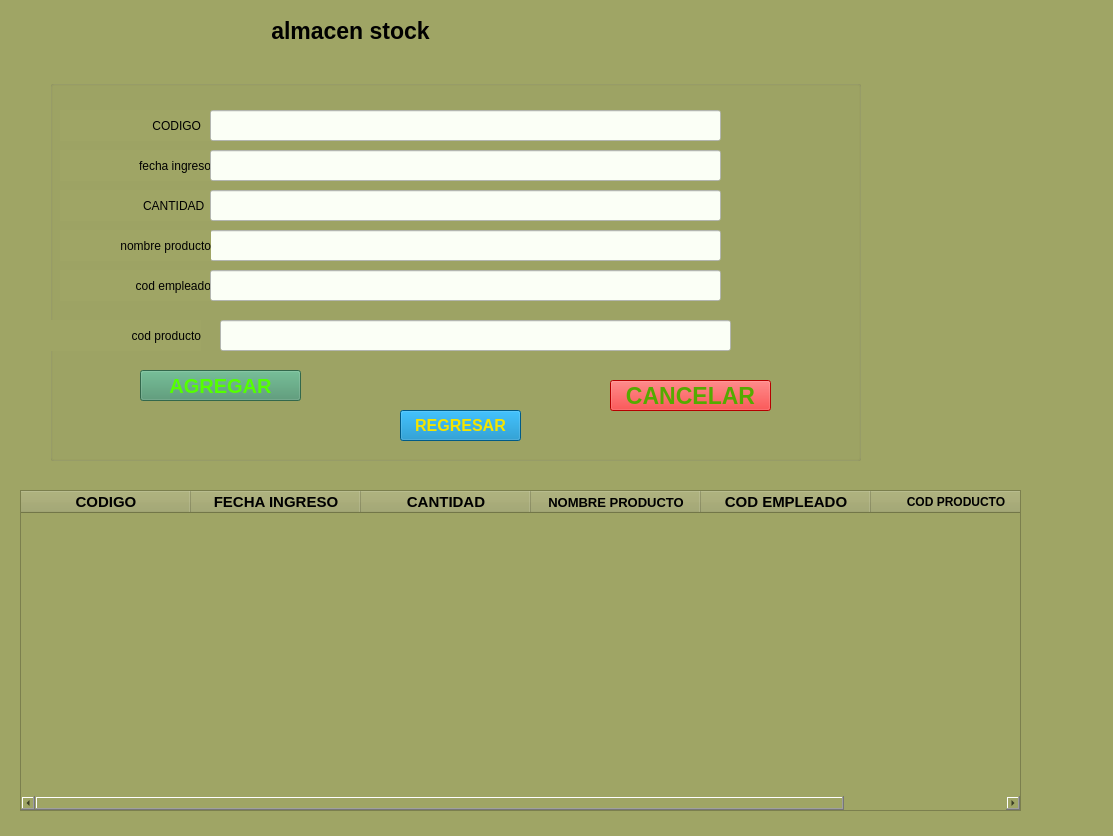
The window that view/registrarstock.ui (arturito76/proyecto) describes before a commit, drawn with Qt 5.
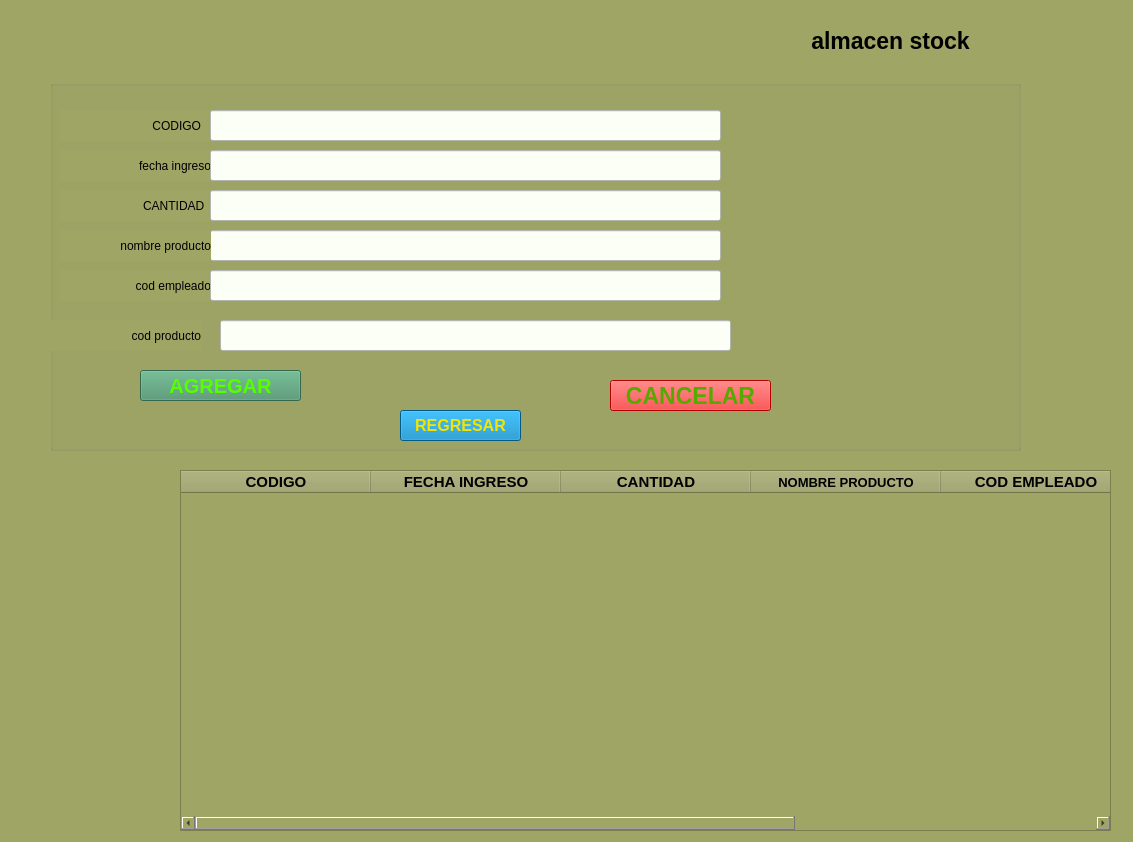
The same window after the commit.

Diff of the .ui file:
```diff
--- a/view/registrarstock.ui
+++ b/view/registrarstock.ui
@@ -6,8 +6,8 @@
    <rect>
     <x>0</x>
     <y>0</y>
-    <width>1113</width>
-    <height>836</height>
+    <width>1133</width>
+    <height>842</height>
    </rect>
   </property>
   <property name="windowTitle">
@@ -20,8 +20,8 @@
    <widget class="QLabel" name="label">
     <property name="geometry">
      <rect>
-      <x>10</x>
-      <y>10</y>
+      <x>550</x>
+      <y>20</y>
       <width>681</width>
       <height>41</height>
      </rect>
@@ -45,8 +45,8 @@
      <rect>
       <x>50</x>
       <y>80</y>
-      <width>811</width>
-      <height>381</height>
+      <width>971</width>
+      <height>371</height>
      </rect>
     </property>
     <property name="styleSheet">
@@ -323,10 +323,10 @@
    <widget class="QTableWidget" name="tablastock">
     <property name="geometry">
      <rect>
-      <x>20</x>
-      <y>490</y>
-      <width>1001</width>
-      <height>321</height>
+      <x>180</x>
+      <y>470</y>
+      <width>931</width>
+      <height>361</height>
      </rect>
     </property>
     <property name="font">
@@ -342,11 +342,32 @@
     <property name="autoScrollMargin">
      <number>16</number>
     </property>
+    <property name="showGrid">
+     <bool>true</bool>
+    </property>
+    <property name="sortingEnabled">
+     <bool>false</bool>
+    </property>
+    <property name="rowCount">
+     <number>0</number>
+    </property>
+    <attribute name="horizontalHeaderVisible">
+     <bool>true</bool>
+    </attribute>
     <attribute name="horizontalHeaderCascadingSectionResizes">
      <bool>false</bool>
     </attribute>
     <attribute name="horizontalHeaderDefaultSectionSize">
-     <number>170</number>
+     <number>190</number>
+    </attribute>
+    <attribute name="horizontalHeaderHighlightSections">
+     <bool>false</bool>
+    </attribute>
+    <attribute name="verticalHeaderVisible">
+     <bool>false</bool>
+    </attribute>
+    <attribute name="verticalHeaderHighlightSections">
+     <bool>false</bool>
     </attribute>
     <column>
      <property name="text">
```
